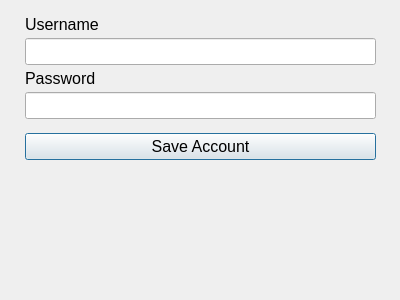
Qt form src/uis/ui_addaccount.ui (MingyaoLiu/CrossoutML) before a commit.
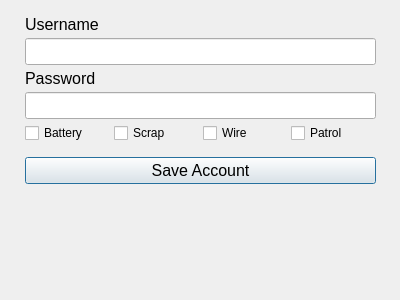
The same form after that commit.

What changed in the file:
```diff
--- a/src/uis/ui_addaccount.ui
+++ b/src/uis/ui_addaccount.ui
@@ -80,6 +80,38 @@
       </property>
      </widget>
     </item>
+    <item>
+     <layout class="QHBoxLayout" name="horizontalLayout_2">
+      <item>
+       <widget class="QCheckBox" name="playForBatteryCB">
+        <property name="text">
+         <string>Battery</string>
+        </property>
+       </widget>
+      </item>
+      <item>
+       <widget class="QCheckBox" name="playForScrapCB">
+        <property name="text">
+         <string>Scrap</string>
+        </property>
+       </widget>
+      </item>
+      <item>
+       <widget class="QCheckBox" name="playForWireCB">
+        <property name="text">
+         <string>Wire</string>
+        </property>
+       </widget>
+      </item>
+      <item>
+       <widget class="QCheckBox" name="playForPatrolCB">
+        <property name="text">
+         <string>Patrol</string>
+        </property>
+       </widget>
+      </item>
+     </layout>
+    </item>
     <item>
      <spacer name="verticalSpacer_2">
       <property name="orientation">
```
